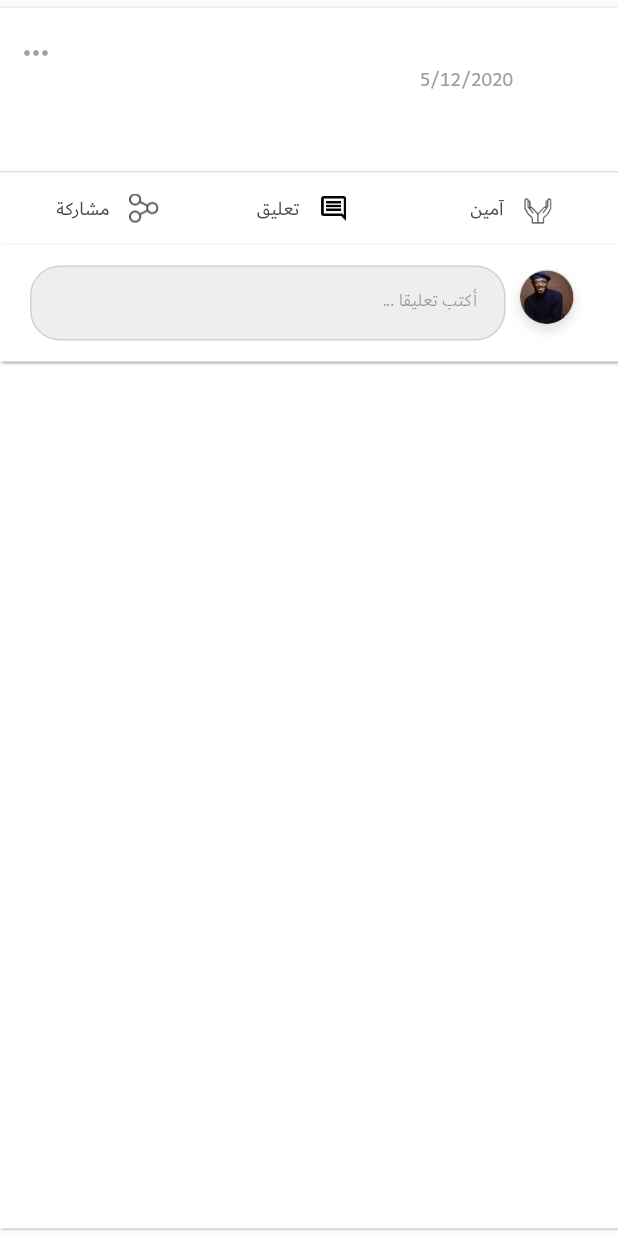
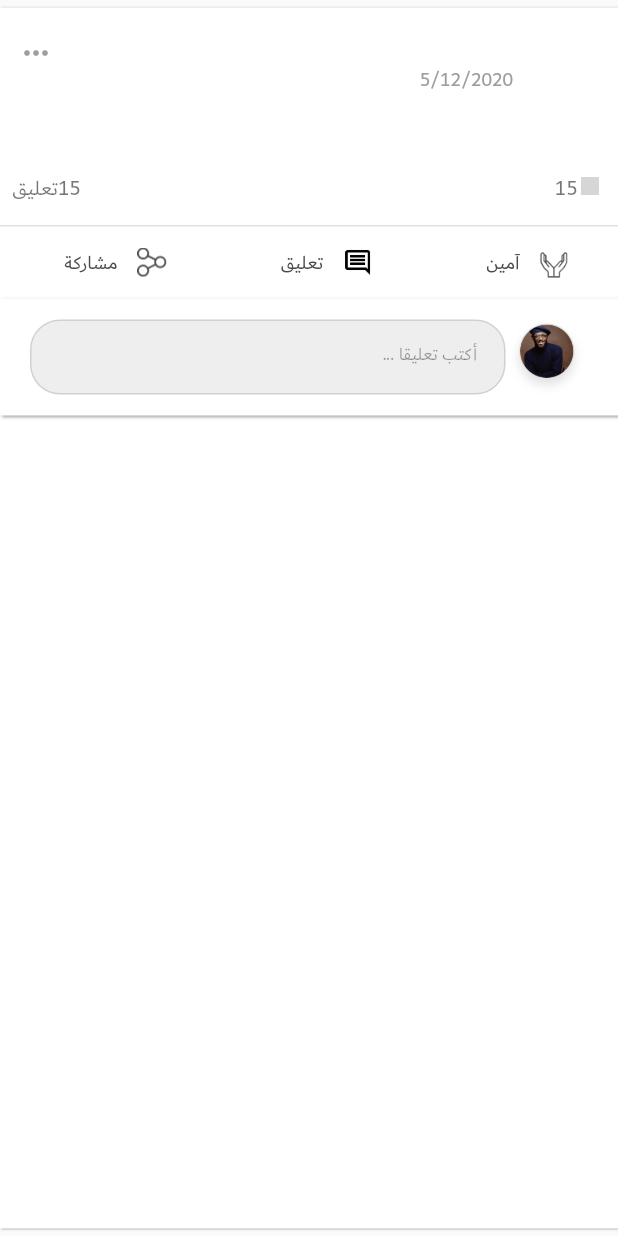
Before and after one commit to Youssefguba/Ameen, a Flutter app: the PostWidget widget shown alone on an empty page, opened directly with empty values, on a phone screen of 412 x 824 dp. Run offline on Flutter 3.47's test engine with Material 2 defaults, Android fonts, the phone set to English and light mode, and no system bars; our stand-ins replace audioplayers, connectivity, get_it, logger; network calls fail; grey boxes are pictures that could not be loaded.

Commit message:
Handling Post React & Comment Widgets

```diff
--- /dev/null
+++ b/lib/helpers/ui/images.dart
@@ -0,0 +1,22 @@
+import 'package:flutter/material.dart';
+
+final ameenIconReactCounter = Image.asset(
+    'assets/images/pray_color.png',
+    width: 12,
+    height: 12,
+    semanticLabel: 'Ameen',
+);
+
+final recommendIconReactCounter = Image.asset(
+  'assets/images/recommend_color.png',
+  width: 12,
+  height: 12,
+  semanticLabel: 'Ameen',
+);
+
+final forbiddenIconReactCounter = Image.asset(
+  'assets/images/forbidden_color.png',
+  width: 12,
+  height: 12,
+  semanticLabel: 'Ameen',
+);
--- a/lib/helpers/ui/text_styles.dart
+++ b/lib/helpers/ui/text_styles.dart
@@ -1,7 +1,9 @@
 
 import 'package:flutter/material.dart';
 
-final reactionsTextStyle = TextStyle(fontFamily: 'Dubai',
+final reactionsButtonsTextStyle = TextStyle(fontFamily: 'Dubai',
   fontSize: 10,
   fontWeight: FontWeight.w600,
   color: Colors.grey.shade700);
+
+final reactCounterTextStyle = TextStyle(fontSize: 14, fontFamily: 'Dubai', color: Colors.black54);
--- a/lib/ui/widgets/post_widgets/post_widget.dart
+++ b/lib/ui/widgets/post_widgets/post_widget.dart
@@ -1,13 +1,11 @@
 import 'package:ameen/blocs/models/post_data.dart';
-import 'package:ameen/blocs/models/post_details.dart';
 import 'package:ameen/ui/widgets/inherited_widgets/inherited_post_model.dart';
 import 'package:ameen/ui/widgets/news_feed_widgets/add_new_post_widget.dart';
 import 'package:ameen/ui/widgets/post_widgets/reactions_button_row.dart';
-
-import 'package:cached_network_image/cached_network_image.dart';
 import 'package:flutter/material.dart';
 import 'package:ameen/helpers/ui/app_color.dart' as myColors;
-
+import 'package:ameen/helpers/ui/images.dart' as myImages;
+import 'package:ameen/helpers/ui/text_styles.dart' as mytextStyle;
 
 /*
 * This class represent the UI of Post and every thing related with it..
@@ -48,22 +46,12 @@ class PostWidget extends StatelessWidget {
             /*
             * The Beginning of Text of the Post
             * */
-            Container(
-              margin: EdgeInsets.symmetric(vertical: 8, horizontal: 5),
-              padding: EdgeInsets.symmetric(horizontal: 15),
-              child: Text(
-                postModel.body,
-                style: TextStyle(
-                  fontFamily: 'Dubai',
-                  fontSize: 15,
-                ),
-                textDirection: TextDirection.rtl,
-              ),
-            ),
+            _postBody(),
             /*
             * The End of Text of the Post
             * */
 
+            _reactAndCommentCounter(),
             /*
             * The Beginning of Reaction Buttons Row
             * */
@@ -77,6 +65,30 @@ class PostWidget extends StatelessWidget {
             AddNewPostWidget("أكتب تعليقا ...", Colors.grey[300]),
           ],
         ),
+      ),
+    );
+  }
+}
+
+/*
+*  The  Body of the Post
+ * */
+class _postBody extends StatelessWidget {
+  @override
+  Widget build(BuildContext context) {
+    final PostData postData = InheritedPostModel.of(context).postData;
+
+    return Container(
+      margin: EdgeInsets.symmetric(vertical: 8, horizontal: 5),
+      padding: EdgeInsets.symmetric(horizontal: 15),
+      alignment: Alignment.topRight,
+      child: Text(
+        postData.body,
+        style: TextStyle(
+          fontFamily: 'Dubai',
+          fontSize: 15,
+        ),
+        textDirection: TextDirection.rtl,
       ),
     );
   }
@@ -145,7 +157,8 @@ class _PostTimeStamp extends StatelessWidget {
   @override
   Widget build(BuildContext context) {
     final PostData postData = InheritedPostModel.of(context).postData;
-    var timeTheme = new TextStyle( fontFamily: 'Dubai', fontSize: 13, color: Colors.grey.shade500);
+    var timeTheme = new TextStyle(
+        fontFamily: 'Dubai', fontSize: 13, color: Colors.grey.shade500);
 
     return Container(
       margin: EdgeInsets.symmetric(horizontal: 5, vertical: 1),
@@ -153,3 +166,93 @@ class _PostTimeStamp extends StatelessWidget {
     );
   }
 }
+
+/*
+* react counter
+* */
+class _reactAndCommentCounter extends StatelessWidget {
+  @override
+  Widget build(BuildContext context) {
+    return Container(
+      height: 20,
+      margin: EdgeInsets.all(8),
+      child: Row(
+        textDirection: TextDirection.rtl,
+        mainAxisAlignment: MainAxisAlignment.spaceBetween,
+        children: <Widget>[
+          // Container of Numbers and Reactions Icons
+          Visibility(
+            maintainSize: true,
+            maintainAnimation: true,
+            maintainState: true,
+            visible: true,
+            child: Container(
+              margin: EdgeInsets.only(right: 5, left: 5),
+              child: Row(
+                children: <Widget>[
+                  // Counter of Reaction (Numbers)
+                  Container(
+                    margin: EdgeInsets.only(right: 2, left: 2),
+                    child: Text(
+                      '15',
+                      style: mytextStyle.reactCounterTextStyle,
+                    ),
+                  ),
+
+                  // Counter of Reaction (Icons)
+                  Container(
+                    child: Row(
+                      textDirection: TextDirection.rtl,
+                      mainAxisSize: MainAxisSize.min,
+                      crossAxisAlignment: CrossAxisAlignment.center,
+                      children: <Widget>[
+
+                        // Ameen React
+                        Visibility(
+                          maintainSize: true,
+                          maintainAnimation: true,
+                          maintainState: true,
+                          visible: true,
+                          child: myImages.ameenIconReactCounter,
+                        ),
+
+                        // Recommend React
+                        Visibility(
+                          visible: false,
+                          child: myImages.recommendIconReactCounter,
+                        ),
+
+                        // Forbidden React
+                        Visibility(
+                          visible: false,
+                          child: myImages.forbiddenIconReactCounter,
+                        ),
+                      ],
+                    ),
+                  ),
+                ],
+              ),
+            ),
+          ),
+
+          // Counter of Comments (Numbers)
+          Visibility(
+              child: Container(
+                  child: Row(
+                    textDirection: TextDirection.rtl,
+                    children: <Widget>[
+                      // Number of comments
+                      Text('15', style: mytextStyle.reactCounterTextStyle),
+
+                      // "Comment Word"
+                      Text('تعليق', style: mytextStyle.reactCounterTextStyle),
+                    ],
+                  ),
+
+              )
+          ),
+        ],
+      ),
+    );
+  }
+}
--- a/lib/ui/widgets/post_widgets/reactions_button_row.dart
+++ b/lib/ui/widgets/post_widgets/reactions_button_row.dart
@@ -1,12 +1,9 @@
 import 'package:ameen/helpers/ui/app_color.dart' as myColors;
-import 'package:ameen/ui/widgets/post_widgets/fb_reaction_box.dart';
-import 'package:ameen/ui/widgets/post_widgets/reactions_box.dart';
 import 'package:flutter/material.dart';
-import 'package:flutter/services.dart';
 
 class ReactionsButtonRow extends StatelessWidget {
-  Image image;
-  Text label;
+  Widget image;
+  Widget label;
   ReactionsButtonRow({this.image, this.label});
 
   @override
@@ -44,7 +41,12 @@ class ReactionsButtons extends StatefulWidget {
 }
 
 class _ReactionsButtonsState extends State<ReactionsButtons> {
+  final ameenImage = "assets/images/pray_icon.png";
+  final commentImage = "assets/images/comment.png";
+  final shareImage = "assets/images/share_icon.png";
   bool isPressed = false;
+
+
   @override
   Widget build(BuildContext context) {
     return Container(
@@ -56,36 +58,21 @@ class _ReactionsButtonsState extends State<ReactionsButtons> {
           ),
         ),
       ),
+
+      // Reactions Buttons => [Ameen - Comment - Share]
       child: Row(
         mainAxisAlignment: MainAxisAlignment.spaceAround,
+        textDirection: TextDirection.rtl,
         children: <Widget>[
-          ReactionsButtonRow(
-            image: Image.asset("assets/images/share_icon.png",
-                width: 20, height: 20),
-            label: Text("مشاركة",
-                style: TextStyle(
-                  fontFamily: 'Dubai',
-                  fontSize: 13,
-                  color: myColors.cTextColor,
-                )),
+          //Ameen Button
+          InkWell(
+            child: ReactionsButtonRow(
+              image: Image.asset(ameenImage,
+                  color: (isPressed) ? myColors.cGreen : myColors.cTextColor,
+                  fit: BoxFit.contain,
+                  width: 20,
+                  height: 20
               ),
-          ReactionsButtonRow(
-            image:
-                Image.asset("assets/images/comment.png", width: 20, height: 20),
-            label: Text("تعليق",
-                style: TextStyle(
-                  fontFamily: 'Dubai',
-                  fontSize: 13,
-                  color: myColors.cTextColor,
-                )),
-          ),
-          InkWell(
-            child: FlatButton(
-              child: ReactionsButtonRow(
-                image: Image.asset("assets/images/pray_icon.png",
-                    color: (isPressed) ? myColors.cGreen : myColors.cTextColor,
-                    width: 20,
-                    height: 20),
               label: Text("آمين",
                   style: TextStyle(
                     fontFamily: 'Dubai',
@@ -95,7 +82,6 @@ class _ReactionsButtonsState extends State<ReactionsButtons> {
                     fontWeight:
                     (isPressed) ? FontWeight.w600 : FontWeight.normal,
                   )),
-              ),
             ),
             onTap: () {
               if (!isPressed) {
@@ -109,6 +95,30 @@ class _ReactionsButtonsState extends State<ReactionsButtons> {
               }
             },
           ),
+
+          //Comment Button
+          ReactionsButtonRow(
+            image:
+            Image.asset(commentImage, width: 20, height: 20),
+            label: Text("تعليق",
+                style: TextStyle(
+                  fontFamily: 'Dubai',
+                  fontSize: 13,
+                  color: myColors.cTextColor,
+                )),
+          ),
+
+          //Share Button
+          ReactionsButtonRow(
+            image: Image.asset(shareImage,
+                width: 20, height: 20),
+            label: Text("مشاركة",
+                style: TextStyle(
+                  fontFamily: 'Dubai',
+                  fontSize: 13,
+                  color: myColors.cTextColor,
+                )),
+          ),
         ],
       ),
     );
```
Also changed, not shown: lib/ui/Screens/post_page.dart (+128 -36 lines), lib/ui/widgets/comment/comment_widget.dart (added, +8 -0 lines), lib/ui/widgets/post_widgets/reactions_box.dart (+7 -10 lines). Lines whose indentation alone changed are shown as unchanged.
